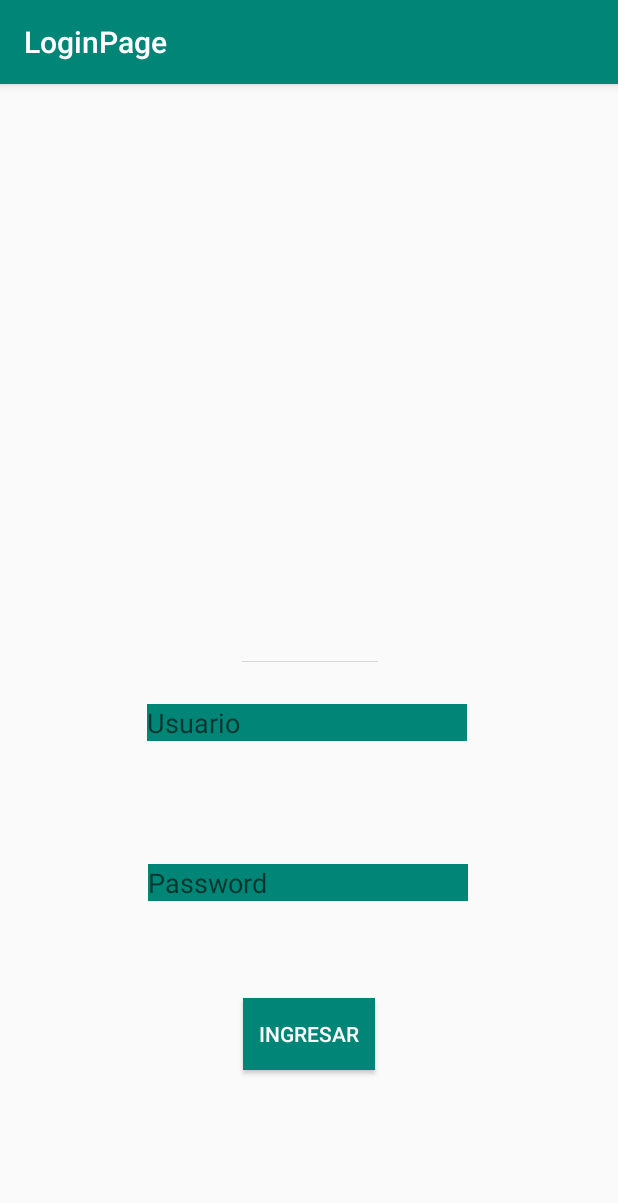
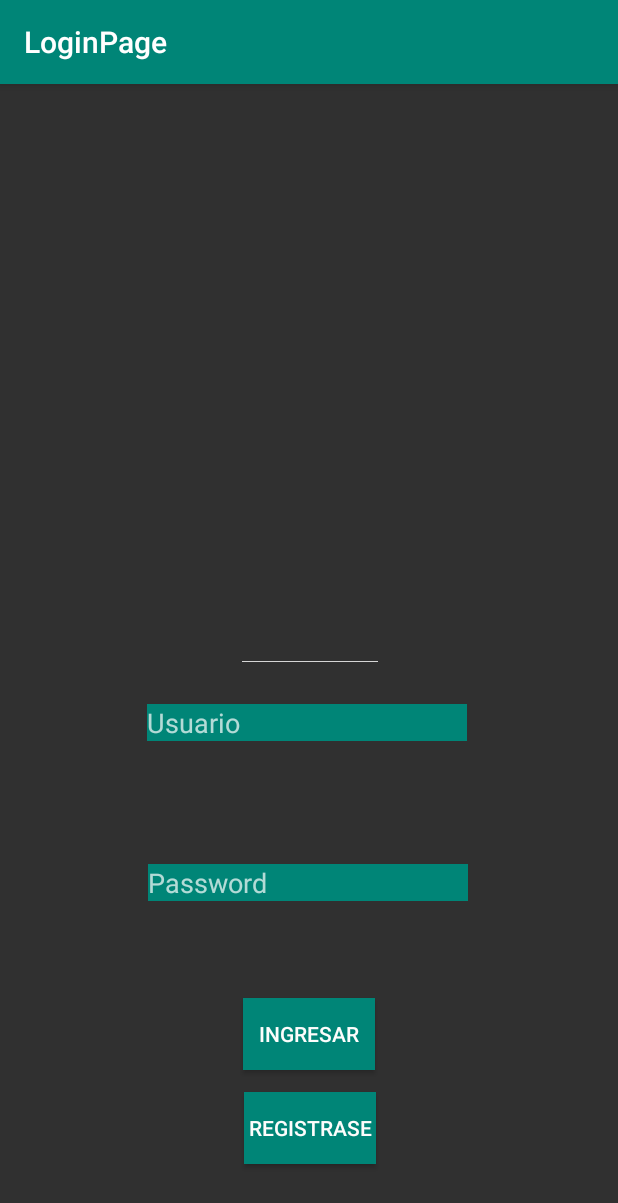
Before and after one commit to AlejandroPerezGarcia/LoginPage, an Android app: the screen it shows after launch (MainActivity), on a phone screen of 412 x 824 dp. Shown: the top 1203 px of the screen. Run offline under Robolectric (Android 15) with nearby library versions, the phone set to English and light mode, and no system bars; our stand-ins replace Picasso; pictures from the network do not load.

Commit message:
provando cosas

```diff
--- /dev/null
+++ b/app/src/main/java/cl/desafiolatam/loginpage/RegistroUsuario.java
@@ -0,0 +1,4 @@
+package cl.desafiolatam.loginpage;
+
+public class RegistroUsuario {
+}
--- a/app/src/main/res/layout/activity_main.xml
+++ b/app/src/main/res/layout/activity_main.xml
@@ -77,4 +77,20 @@
         app:layout_constraintStart_toStartOf="parent"
         app:layout_constraintTop_toBottomOf="@+id/editText3" />
 
+    <Button
+        android:id="@+id/button2"
+        android:layout_width="wrap_content"
+        android:layout_height="wrap_content"
+        android:layout_marginStart="162dp"
+        android:layout_marginTop="6dp"
+        android:layout_marginEnd="161dp"
+        android:layout_marginBottom="40dp"
+        android:text="@string/app_registrarse"
+        android:textColor="@color/colorLetras"
+        android:background="@color/colorPrimary"
+        app:layout_constraintBottom_toBottomOf="parent"
+        app:layout_constraintEnd_toEndOf="parent"
+        app:layout_constraintStart_toStartOf="parent"
+        app:layout_constraintTop_toBottomOf="@+id/button" />
+
 </androidx.constraintlayout.widget.ConstraintLayout>
--- a/app/src/main/res/values/styles.xml
+++ b/app/src/main/res/values/styles.xml
@@ -1,7 +1,7 @@
 <resources>
 
     <!-- Base application theme. -->
-    <style name="AppTheme" parent="Theme.AppCompat.Light.DarkActionBar">
+    <style name="AppTheme" parent="Theme.AppCompat">
         <!-- Customize your theme here. -->
         <item name="colorPrimary">@color/colorPrimary</item>
         <item name="colorPrimaryDark">@color/colorPrimaryDark</item>
```
Also changed, not shown: app/src/main/java/cl/desafiolatam/loginpage/MainActivity.java (+9 -3 lines), app/src/main/res/layout/activity_registrousuario.xml (added, +61 -0 lines), app/src/main/res/values/strings.xml (+36 -0 lines).
